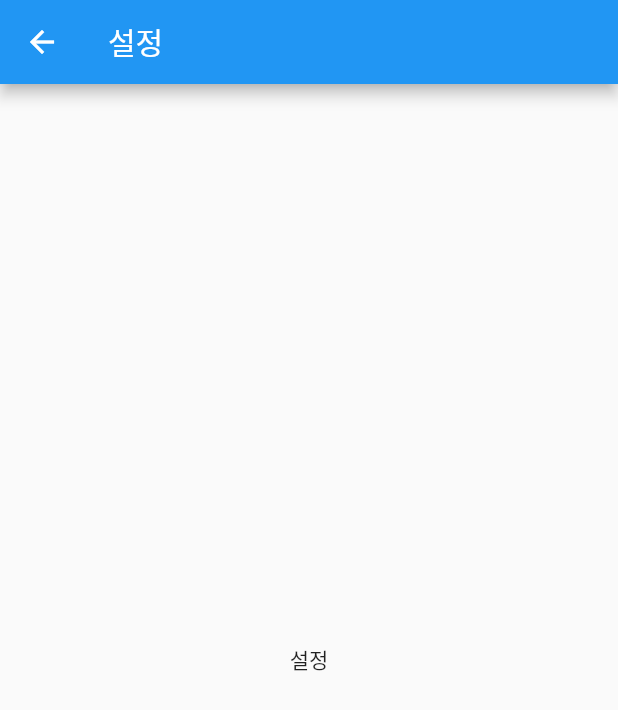
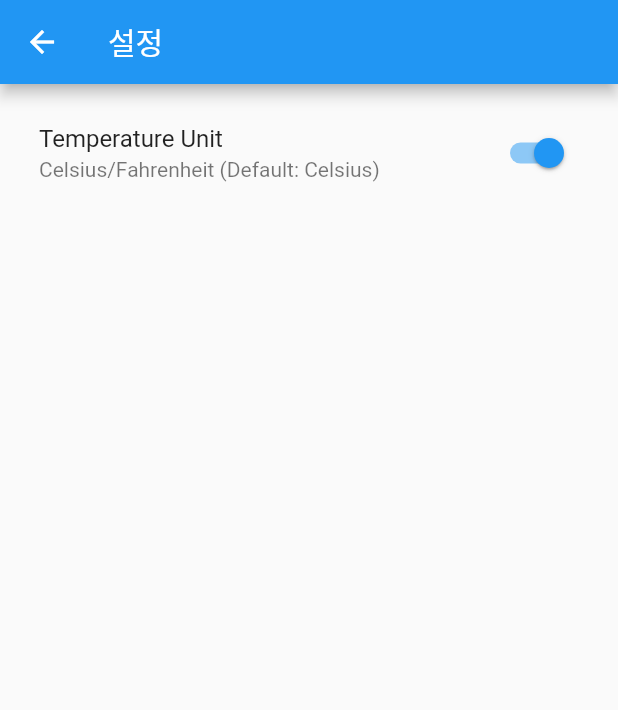
Before and after one commit to nararalab/weatherapp, a Flutter app: the SettingsPage screen opened directly, on a phone screen of 412 x 824 dp. Shown: the top 710 px of the screen. Run offline on Flutter 3.47's test engine with Material 2 defaults, Android fonts, the phone set to English and light mode, and no system bars; our stand-ins replace equatable.

Commit message:
섭씨 화씨 세팅구현

```diff
--- a/lib/main.dart
+++ b/lib/main.dart
@@ -1,5 +1,6 @@
 import 'package:flutter/material.dart';
 import 'package:provider/provider.dart';
+import 'package:weatherapp/providers/temp_settings_provider.dart';
 import 'package:weatherapp/repositories/weather_repository.dart';
 import 'package:http/http.dart' as http;
 import 'package:weatherapp/services/weather_api_services.dart';
@@ -28,6 +29,9 @@ class MyApp extends StatelessWidget {
             weatherRepository: context.read<WeatherRepository>(),
           ),
         ),
+        ChangeNotifierProvider<TempSettingsProvider>(
+          create: (context) => TempSettingsProvider(),
+        ),
       ],
       child: MaterialApp(
         title: '날씨앱',
--- a/lib/models/weather.dart
+++ b/lib/models/weather.dart
@@ -10,7 +10,7 @@ class Weather extends Equatable {
   final String title;
   final int woeid;
   final DateTime lastUpdated;
-  Weather({
+  const Weather({
     required this.weatherStatename,
     required this.weatherStateAbbr,
     required this.created,
--- a/lib/pages/search_page.dart
+++ b/lib/pages/search_page.dart
@@ -59,7 +59,7 @@ class _SearchPageState extends State<SearchPage> {
                 },
               ),
             ),
-            SizedBox(height: 20.0),
+            const SizedBox(height: 20.0),
             ElevatedButton(
                 onPressed: _submit,
                 child: const Text(
--- a/lib/pages/settings_page.dart
+++ b/lib/pages/settings_page.dart
@@ -1,21 +1,33 @@
 import 'package:flutter/material.dart';
+import 'package:provider/provider.dart';
 
-class SettingsPage extends StatefulWidget {
+import 'package:weatherapp/providers/temp_settings_provider.dart';
+
+class SettingsPage extends StatelessWidget {
   const SettingsPage({Key? key}) : super(key: key);
 
-  @override
-  State<SettingsPage> createState() => _SettingsPageState();
-}
-
-class _SettingsPageState extends State<SettingsPage> {
   @override
   Widget build(BuildContext context) {
     return Scaffold(
       appBar: AppBar(
         title: const Text('설정'),
       ),
-      body: const Center(
-        child: Text('설정'),
+      body: Padding(
+        padding: const EdgeInsets.symmetric(
+          horizontal: 10.0,
+          vertical: 10.0,
+        ),
+        child: ListTile(
+          title: const Text('Temperature Unit'),
+          subtitle: const Text('Celsius/Fahrenheit (Default: Celsius)'),
+          trailing: Switch(
+            value: context.watch<TempSettingsProvider>().state.tempUnit ==
+                TempUnit.celsius,
+            onChanged: (_) {
+              context.read<TempSettingsProvider>().toggleTempUnit();
+            },
+          ),
+        ),
       ),
     );
   }
--- /dev/null
+++ b/lib/providers/temp_settings_provider.dart
@@ -0,0 +1,45 @@
+import 'package:equatable/equatable.dart';
+import 'package:flutter/cupertino.dart';
+
+enum TempUnit {
+  celsius,
+  fahrenheit,
+}
+
+class TempSettingsState extends Equatable {
+  final TempUnit tempUnit;
+  const TempSettingsState({this.tempUnit = TempUnit.celsius});
+
+  factory TempSettingsState.initial() {
+    return const TempSettingsState();
+  }
+
+  @override
+  List<Object> get props => [tempUnit];
+
+  @override
+  String toString() => 'TempSettingsState(tempUnit: $tempUnit)';
+
+  TempSettingsState copyWith({
+    TempUnit? tempUnit,
+  }) {
+    return TempSettingsState(
+      tempUnit: tempUnit ?? this.tempUnit,
+    );
+  }
+}
+
+class TempSettingsProvider with ChangeNotifier {
+  TempSettingsState _state = TempSettingsState.initial();
+  TempSettingsState get state => _state;
+
+  void toggleTempUnit() {
+    _state = _state.copyWith(
+        tempUnit: _state.tempUnit == TempUnit.celsius
+            ? TempUnit.fahrenheit
+            : TempUnit.celsius);
+
+    print('[디버깅] temp unit: $_state');
+    notifyListeners();
+  }
+}
```
Also changed, not shown: lib/pages/home_page.dart (+17 -0 lines).
